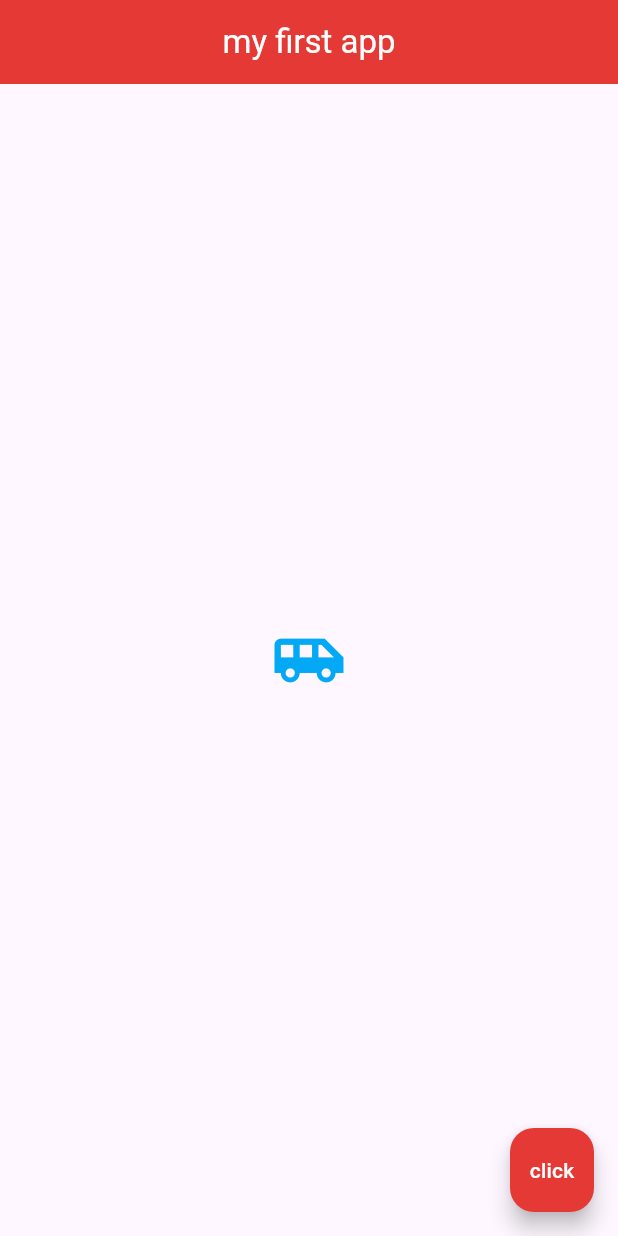
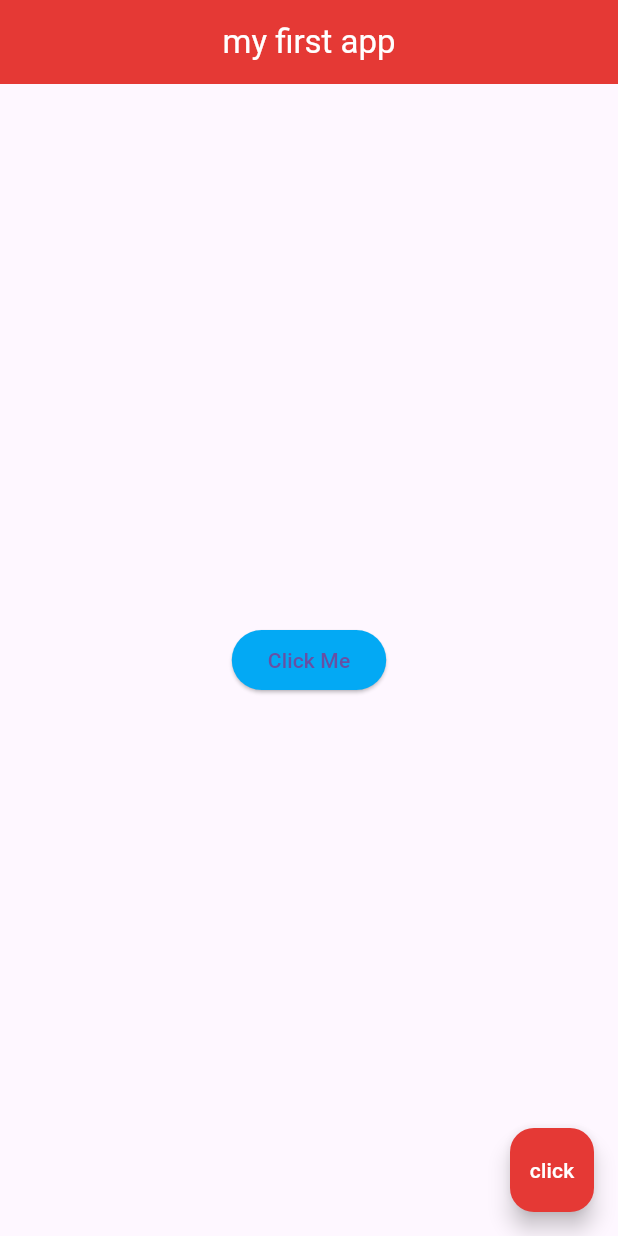
Before and after one commit to jamydevelop/Flutter-MyApp, a Flutter app: the screen it shows after launch, on a phone screen of 412 x 824 dp. Run offline on Flutter 3.47's test engine with Material 3 defaults, Android fonts, the phone set to English and light mode, and no system bars.

Commit message:
ElevatedButton

```diff
--- a/myapp/lib/main.dart
+++ b/myapp/lib/main.dart
@@ -23,10 +23,12 @@ class Home extends StatelessWidget {
         backgroundColor: Colors.red[600],
       ),
       body: Center(
-        child: Icon(
-          Icons.airport_shuttle,
-          color: Colors.lightBlue,
-          size: 50.0,
+        child: ElevatedButton(
+          onPressed: (){},
+          style: ElevatedButton.styleFrom(
+            backgroundColor: Colors.lightBlue
+          ),
+          child: Text("Click Me"),
         ),
       ),
       floatingActionButton: FloatingActionButton(
```
